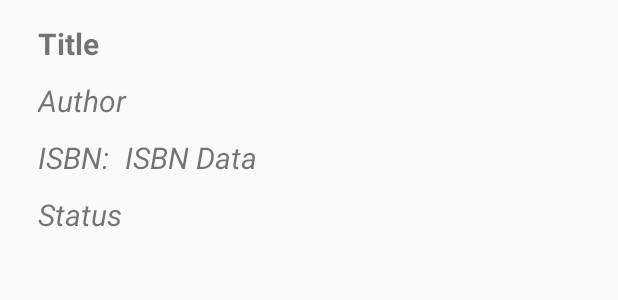
After one commit to CMPUT301F20T12/BookFace, an Android app: the layout request.xml on its own in the app's theme, with its tools: preview values and no code run, on a phone screen of 412 x 824 dp. The commit adds this screen. Shown: the top 300 px of the screen. Run offline under Robolectric (Android 15) with nearby library versions, the phone set to English and light mode, and no system bars.

Commit message:
Added My Requests skeleton activity

```diff
--- a/app/src/main/res/layout/book.xml
+++ b/app/src/main/res/layout/book.xml
@@ -5,7 +5,7 @@
     android:layout_height="wrap_content"
     android:layout_width="match_parent"
     android:orientation="horizontal"
-    android:id="@+id/parent_layout">
+    android:id="@+id/parent_request_layout">
 
     <LinearLayout
         android:layout_width="match_parent"
--- /dev/null
+++ b/app/src/main/res/layout/request.xml
@@ -0,0 +1,117 @@
+<RelativeLayout
+    xmlns:android="http://schemas.android.com/apk/res/android"
+    android:layout_height="wrap_content"
+    android:layout_width="match_parent"
+    android:orientation="horizontal"
+    android:id="@+id/parent_request_layout">
+
+    <LinearLayout
+        android:layout_width="match_parent"
+        android:layout_height="wrap_content"
+        android:weightSum="3"
+        android:orientation="vertical">
+        <LinearLayout
+            android:layout_width="match_parent"
+            android:layout_height="wrap_content"
+            android:orientation="horizontal"
+            android:layout_weight="1"
+            android:weightSum="1"
+            android:paddingLeft="20dp"
+            android:paddingRight="20dp"
+            android:paddingTop="10dp">
+
+            <TextView
+                android:id="@+id/title"
+                android:layout_width="83dp"
+                android:layout_height="wrap_content"
+                android:layout_weight="1"
+                android:padding="5dp"
+                android:text="Title"
+                android:textSize="20sp"
+                android:textStyle="bold"></TextView>
+        </LinearLayout>
+
+        <LinearLayout
+            android:layout_width="match_parent"
+            android:layout_height="wrap_content"
+            android:orientation="horizontal"
+            android:layout_weight="1"
+            android:weightSum="1"
+            android:paddingLeft="20dp"
+            android:paddingRight="20dp">
+
+            <TextView
+                android:id="@+id/author"
+                android:layout_width="83dp"
+                android:layout_height="wrap_content"
+                android:layout_weight="1"
+                android:padding="5dp"
+                android:text="Author"
+                android:textSize="20sp"
+                android:textStyle="italic"
+                android:paddingLeft="20dp"
+                android:paddingRight="20dp"></TextView>
+        </LinearLayout>
+        <LinearLayout
+            android:layout_width="match_parent"
+            android:layout_height="wrap_content"
+            android:orientation="horizontal"
+            android:layout_weight="1"
+            android:paddingLeft="20dp"
+            android:paddingRight="20dp">
+
+            <TextView
+                android:id="@+id/isbn_text"
+                android:layout_width="wrap_content"
+                android:layout_height="wrap_content"
+                android:padding="5dp"
+                android:paddingLeft="20dp"
+                android:paddingRight="20dp"
+                android:text="ISBN:"
+                android:textSize="20sp"
+                android:textStyle="italic"></TextView>
+            <TextView
+                android:id="@+id/isbn"
+                android:layout_width="83dp"
+                android:layout_height="wrap_content"
+                android:layout_weight="1"
+                android:padding="5dp"
+                android:text="ISBN Data"
+                android:textSize="20sp"
+                android:textStyle="italic"
+                android:paddingLeft="20dp"
+                android:paddingRight="20dp"></TextView>
+        </LinearLayout>
+
+        <LinearLayout
+            android:layout_width="match_parent"
+            android:layout_height="wrap_content"
+            android:orientation="horizontal"
+            android:layout_weight="1"
+            android:weightSum="1"
+            android:paddingLeft="20dp"
+            android:paddingRight="20dp">
+
+            <TextView
+                android:id="@+id/status"
+                android:layout_width="wrap_content"
+                android:layout_height="wrap_content"
+                android:layout_weight="1"
+                android:padding="5dp"
+                android:text="Status"
+                android:textSize="20sp"
+                android:textStyle="italic"></TextView>
+        </LinearLayout>
+
+        <LinearLayout
+            android:layout_width="match_parent"
+            android:layout_height="wrap_content"
+            android:layout_weight="1"
+            android:longClickable="true"
+            android:orientation="horizontal"
+            android:paddingLeft="20dp"
+            android:paddingRight="20dp"
+            android:paddingBottom="10dp"
+            android:weightSum="1"/>
+    </LinearLayout>
+</RelativeLayout>
--- a/app/src/main/res/values/strings.xml
+++ b/app/src/main/res/values/strings.xml
@@ -9,4 +9,5 @@
     <string name="signup">Sign Up</string>
     <string name="contactNo">Contact No.</string>
     <string name="username">Username</string>
+    <string name="myrequests">My Requests</string>
 </resources>
```
Also changed, not shown: app/src/main/AndroidManifest.xml (+8 -5 lines), app/src/main/java/com/example/bookface/MyRequestsActivity.java (added, +14 -0 lines), app/src/main/res/layout/activity_my_requests.xml (added, +66 -0 lines).
